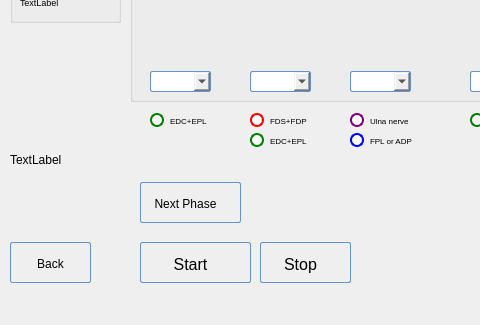
First picture: the form in POML060_v1/programkeygripv2.ui, repository viniltc/POML060, before the edit; both pictures show x 0 to 480 and y 248 to 573 of the 630 by 573 pixel window.
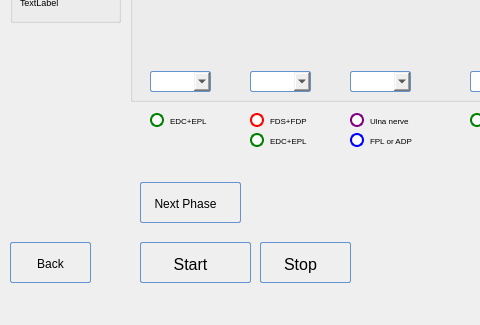
Second picture: the form after the edit. Icons and pictures are not drawn.

```diff
--- a/POML060_v1/programkeygripv2.ui
+++ b/POML060_v1/programkeygripv2.ui
@@ -1404,19 +1404,6 @@
      <string>Current</string>
     </property>
    </widget>
-   <widget class="QLabel" name="label_9">
-    <property name="geometry">
-     <rect>
-      <x>10</x>
-      <y>400</y>
-      <width>191</width>
-      <height>16</height>
-     </rect>
-    </property>
-    <property name="text">
-     <string>TextLabel</string>
-    </property>
-   </widget>
   </widget>
   <widget class="QMenuBar" name="menubar">
    <property name="geometry">
```
